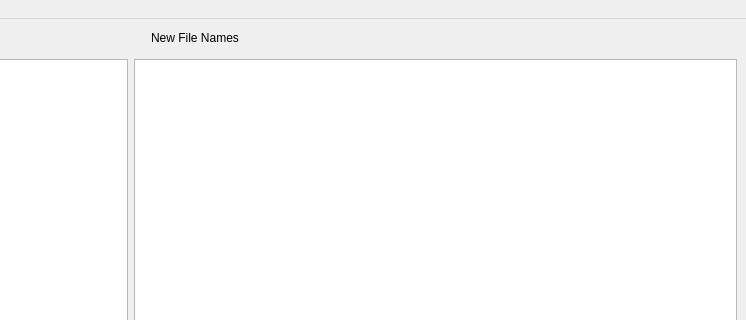
Qt form mainwindow.ui (rdunne2020/MusicEditor_Windows) before a commit; both pictures show x 572 to 1318 and y 0 to 320 of the 1318 by 886 pixel window.
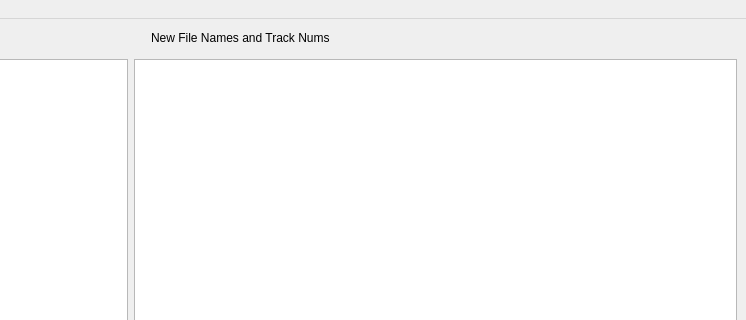
The same form after that commit.

Diff of the .ui file:
```diff
--- a/mainwindow.ui
+++ b/mainwindow.ui
@@ -171,7 +171,7 @@
         <item>
          <widget class="QLabel" name="label">
           <property name="text">
-           <string>New File Names</string>
+           <string>New File Names and Track Nums</string>
           </property>
          </widget>
         </item>
```
Left out of the diff: 2 changed lines with no effect on the pictures.
